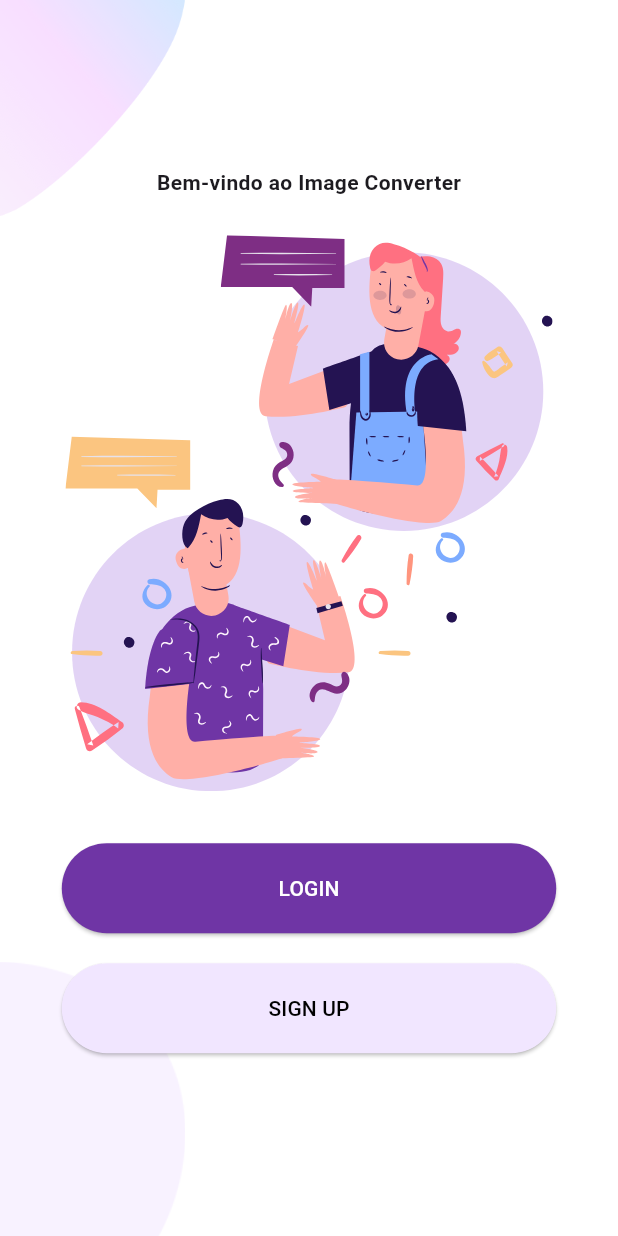
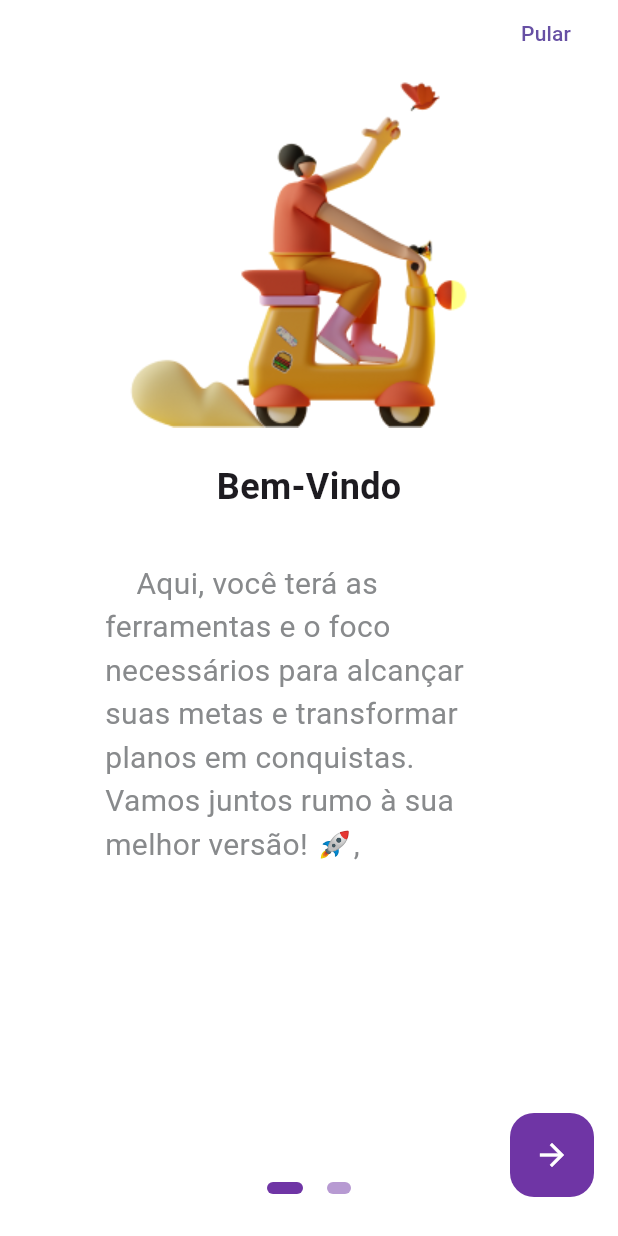
Before and after one commit to willamibezerra/Eu-produtivo, a Flutter app: the screen it shows after launch, on a phone screen of 412 x 824 dp. Run offline on Flutter 3.47's test engine with Material 3 defaults, Android fonts, the phone set to English and light mode, and no system bars; drawn by our look-alikes of flutter_onboarding_slider; our stand-ins replace carousel_slider, dartz, firebase_auth, firebase_core, firebase_database, flutter_mobx and 4 more; accounts and stored records are empty; generated files the repository leaves out were written again.

Commit message:
create on boarding

```diff
--- a/lib/app/modules/authentication/domain/module/auth_module.dart
+++ b/lib/app/modules/authentication/domain/module/auth_module.dart
@@ -21,7 +21,7 @@ class AuthModule extends Module {
   void routes(RouteManager r) {
     r.child(
       '/',
-      child: (context) => AuthPage(controller: Modular.get()),
+      child: (context) => LoginPage(controller: Modular.get()),
     );
     r.child(
       '/register',
--- /dev/null
+++ b/lib/app/modules/on_boarding/presentation/view/pages/on_boarding_page.dart
@@ -0,0 +1,17 @@
+import 'package:flutter/foundation.dart';
+import 'package:flutter/widgets.dart';
+import 'package:image_convert/app/modules/on_boarding/presentation/view/widgets/on_boarding_widget.dart';
+
+class OnBoardingPage extends StatefulWidget {
+  const OnBoardingPage({super.key});
+
+  @override
+  State<OnBoardingPage> createState() => _OnBoardingPageState();
+}
+
+class _OnBoardingPageState extends State<OnBoardingPage> {
+  @override
+  Widget build(BuildContext context) {
+    return const OnBoardingWidget();
+  }
+}
--- /dev/null
+++ b/lib/app/modules/on_boarding/presentation/view/widgets/on_boarding_widget.dart
@@ -0,0 +1,87 @@
+import 'package:flutter/material.dart';
+import 'package:flutter_modular/flutter_modular.dart';
+import 'package:flutter_onboarding_slider/flutter_onboarding_slider.dart';
+
+import 'package:image_convert/app/shared/widgets/style/app_colors.dart';
+
+class OnBoardingWidget extends StatelessWidget {
+  const OnBoardingWidget({super.key});
+
+  @override
+  Widget build(BuildContext context) {
+    return OnBoardingSlider(
+      controllerColor: AppColors.kPrimaryColor,
+      pageBackgroundColor: Colors.white,
+      onFinish: () {
+        Modular.to.pushNamed('/auth/');
+      },
+      headerBackgroundColor: Colors.white,
+      finishButtonText: 'Confirmar',
+      finishButtonStyle: const FinishButtonStyle(
+        backgroundColor: AppColors.kPrimaryColor,
+      ),
+      skipTextButton: const Text('Pular'),
+      centerBackground: true,
+      background: [
+        Image.asset(
+          'assets/images/delivery.png',
+        ),
+        Image.asset(
+          'assets/images/working.png',
+        ),
+      ],
+      totalPage: 2,
+      speed: 1.8,
+      pageBodies: const [
+        BodyOnBoardingWidget(
+          content: """
+    Aqui, você terá as ferramentas e o foco necessários para alcançar suas metas e transformar planos em conquistas. Vamos juntos rumo à sua melhor versão! 🚀,
+    """,
+          title: 'Bem-Vindo',
+        ),
+        BodyOnBoardingWidget(title: 'Prepare-se', content: """
+Você está a um passo de transformar sua rotina e alcançar suas metas. No Eu Produtivo, organização e foco se tornam parte do seu dia a dia. Vamos começar? 🚀
+""")
+      ],
+    );
+  }
+}
+
+class BodyOnBoardingWidget extends StatelessWidget {
+  final String title;
+  final String content;
+  const BodyOnBoardingWidget({
+    Key? key,
+    required this.title,
+    required this.content,
+  }) : super(key: key);
+
+  @override
+  Widget build(BuildContext context) {
+    return Padding(
+      padding: const EdgeInsets.symmetric(horizontal: 70),
+      child: Column(
+        mainAxisAlignment: MainAxisAlignment.center,
+        children: <Widget>[
+          SizedBox(
+            height: MediaQuery.of(context).size.height * 0.1,
+          ),
+          Text(
+            title,
+            style: const TextStyle(
+              fontWeight: FontWeight.bold,
+              fontSize: 24,
+            ),
+          ),
+          SizedBox(
+            height: MediaQuery.of(context).size.height * 0.04,
+          ),
+          Text(
+            content,
+            style: const TextStyle(color: Color(0xff888A8C), fontSize: 20),
+          ),
+        ],
+      ),
+    );
+  }
+}
--- a/pubspec.yaml
+++ b/pubspec.yaml
@@ -49,6 +49,7 @@ dependencies:
   super_drag_and_drop: ^0.8.5
   carousel_slider: ^5.0.0
   firebase_database: ^10.5.7
+  flutter_onboarding_slider: ^1.0.11
 
 
 
```
Also changed, not shown: lib/app/modules/authentication/presentation/view/pages/auth_page.dart (+4 -4 lines), lib/app/modules/authentication/presentation/view/pages/authentication_page.dart (added, +27 -0 lines), lib/app/modules/on_boarding/domain/module/on_boarding_module.dart (added, +10 -0 lines), lib/app/modules/splash/presentation/view/page/splash_screen.dart (+13 -8 lines), lib/app/shared/app_module.dart (+9 -5 lines), assets/images/delivery.png (added), assets/images/person-at-phone.png (added), assets/images/working.png (added), pubspec.lock.
